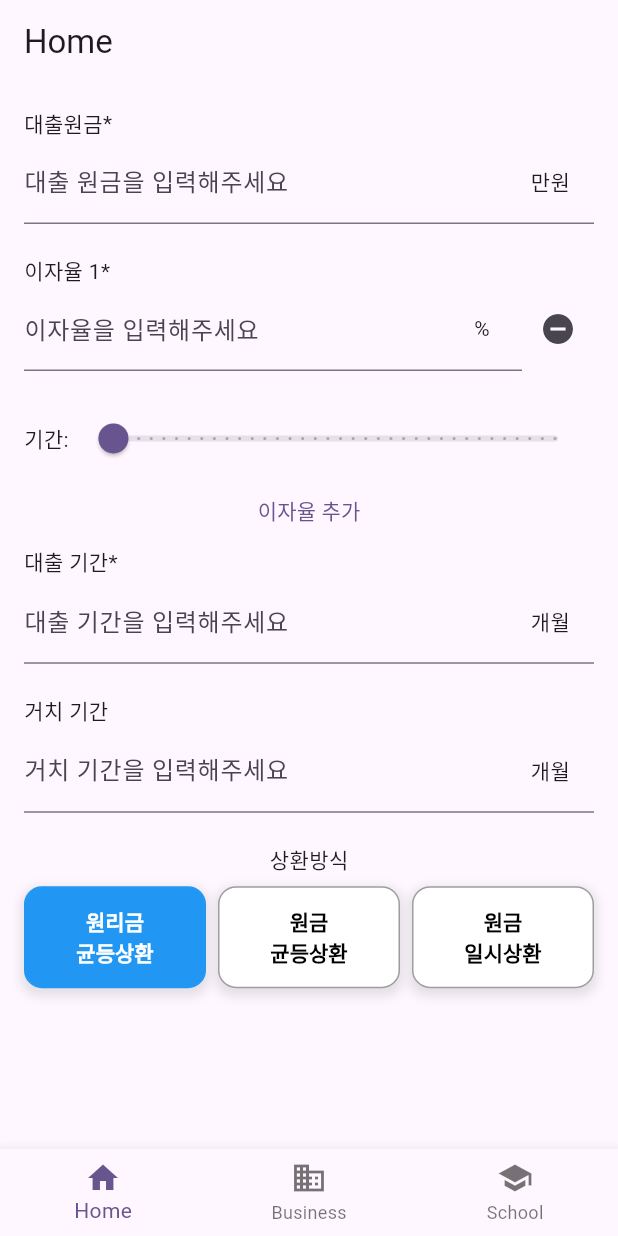
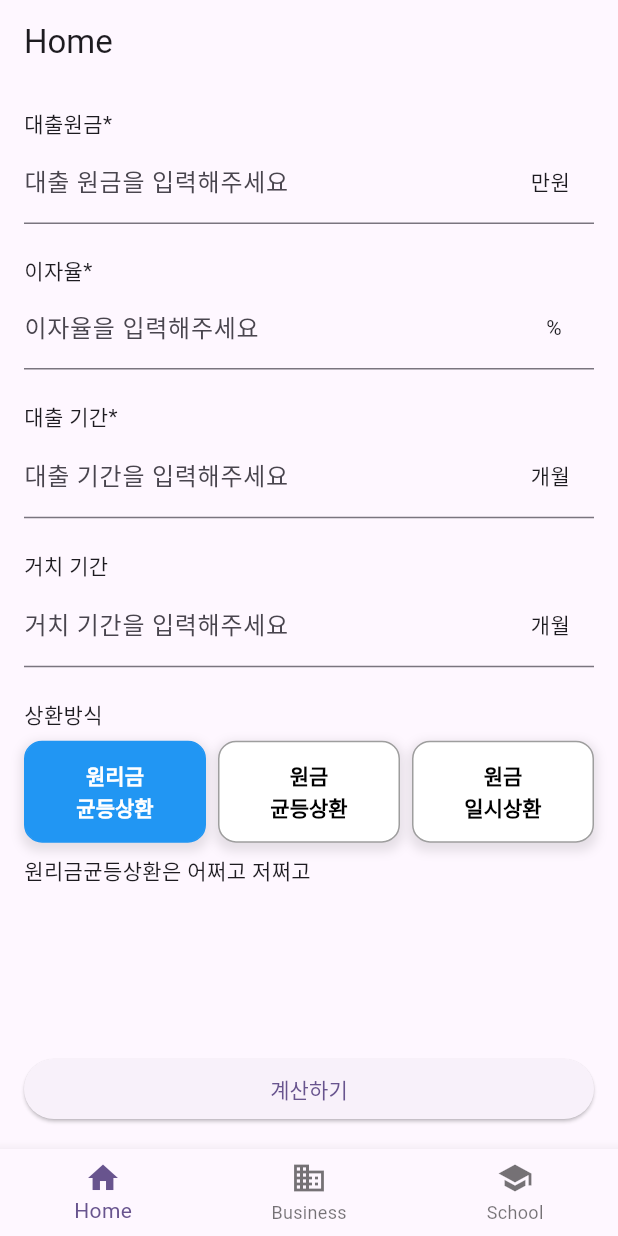
Before and after one commit to JuyeonYu/interest_calculator, a Flutter app: the screen it shows after launch, on a phone screen of 412 x 824 dp. Run offline on Flutter 3.47's test engine with Material 3 defaults, Android fonts, the light colour scheme and no system bars.

Commit message:
선택한 이자 값기 방식 별 설명

```diff
--- a/lib/calculator_page.dart
+++ b/lib/calculator_page.dart
@@ -10,8 +10,11 @@ class CalculatorPage extends StatefulWidget {
 
 class _CalculatorPageState extends State<CalculatorPage> {
   int _selectedOption = 0;
-  List<double> interestRates = [0.0];
-  List<int> periods = [1];
+  final List<String> _payDesc = [
+    '원리금균등상환은 어쩌고 저쩌고',
+    '원금균등상환 어쩌고 저쩌고',
+    '원금일시상환 어쩌고 저쩌고',
+  ];
 
   void _onOptionSelected(int index) {
     setState(() {
@@ -19,75 +22,19 @@ class _CalculatorPageState extends State<CalculatorPage> {
     });
   }
 
-  void _addInterestRate() {
-    setState(() {
-      interestRates.add(0.0);
-      periods.add(1);
-    });
-  }
-
-  void _removeInterestRate(int index) {
-    setState(() {
-      interestRates.removeAt(index);
-      periods.removeAt(index);
-    });
-  }
-
   @override
   Widget build(BuildContext context) {
-    return SingleChildScrollView(
+    return Column(
+
+      crossAxisAlignment: CrossAxisAlignment.stretch,
+      children: [
+        SingleChildScrollView(
       padding: const EdgeInsets.all(16),
       child: Column(
+        crossAxisAlignment: CrossAxisAlignment.stretch,
         children: <Widget>[
           const InputText(title: '대출원금', placeholder: '대출 원금을 입력해주세요', surfix: '만원',  isRequired: true, desc: ''),
-          Column(
-            children: List.generate(interestRates.length, (index) {
-              return Column(
-                children: [
-                  Row(
-                    children: [
-                      Expanded(
-                        child: InputText(
-                          title: '이자율 ${index + 1}',
-                          placeholder: '이자율을 입력해주세요',
-                          surfix: '%',
-                          isRequired: true,
-                          desc: '',
-                        ),
-                      ),
-                      IconButton(
-                        icon: const Icon(Icons.remove_circle),
-                        onPressed: () => _removeInterestRate(index),
-                      ),
-                    ],
-                  ),
-                  Row(
-                    children: [
-                      const Text('기간: '),
-                      Expanded(
-                        child: Slider(
-                          value: periods[index].toDouble(),
-                          min: 1,
-                          max: 36,
-                          divisions: 35,
-                          label: '${periods[index]} 개월',
-                          onChanged: (value) {
-                            setState(() {
-                              periods[index] = value.toInt();
-                            });
-                          },
-                        ),
-                      ),
-                    ],
-                  ),
-                ],
-              );
-            }),
-          ),
-          TextButton(
-            onPressed: _addInterestRate,
-            child: const Text('이자율 추가'),
-          ),
+          const InputText(title: '이자율', placeholder: '이자율을 입력해주세요', surfix: '%', isRequired: true, desc: ''),
           const InputText(title: '대출 기간', placeholder: '대출 기간을 입력해주세요', surfix: '개월', isRequired: true, desc: ''),
           const InputText(title: '거치 기간', placeholder: '거치 기간을 입력해주세요', surfix: '개월', isRequired: false, desc: ''),
 
@@ -101,9 +48,19 @@ class _CalculatorPageState extends State<CalculatorPage> {
               _buildOption(2, '원금\n일시상환'),
             ],
           ),
+          Text(_payDesc[_selectedOption]),
         ],
       ),
-    );
+    ),
+    const Spacer(),
+    Padding(
+      padding: const EdgeInsets.all(16.0),
+      child: ElevatedButton(
+        onPressed: () {},
+        child: const Text('계산하기'),
+      ),
+    )
+    ],);
   }
 
   Widget _buildOption(int index, String text) {
```
